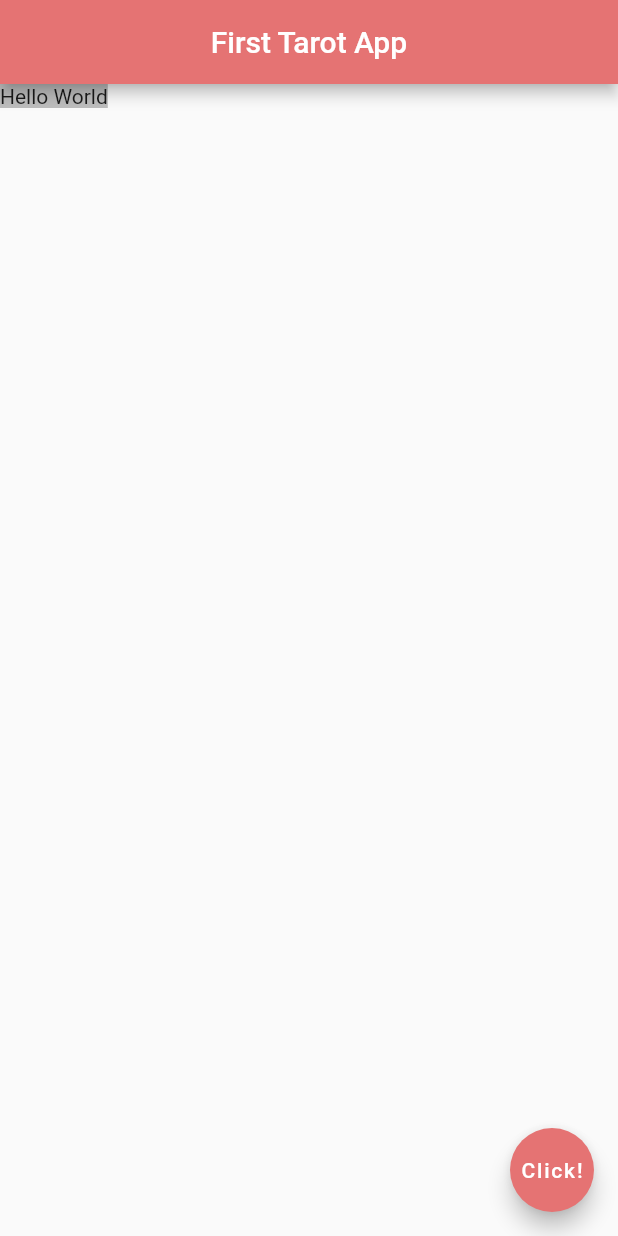
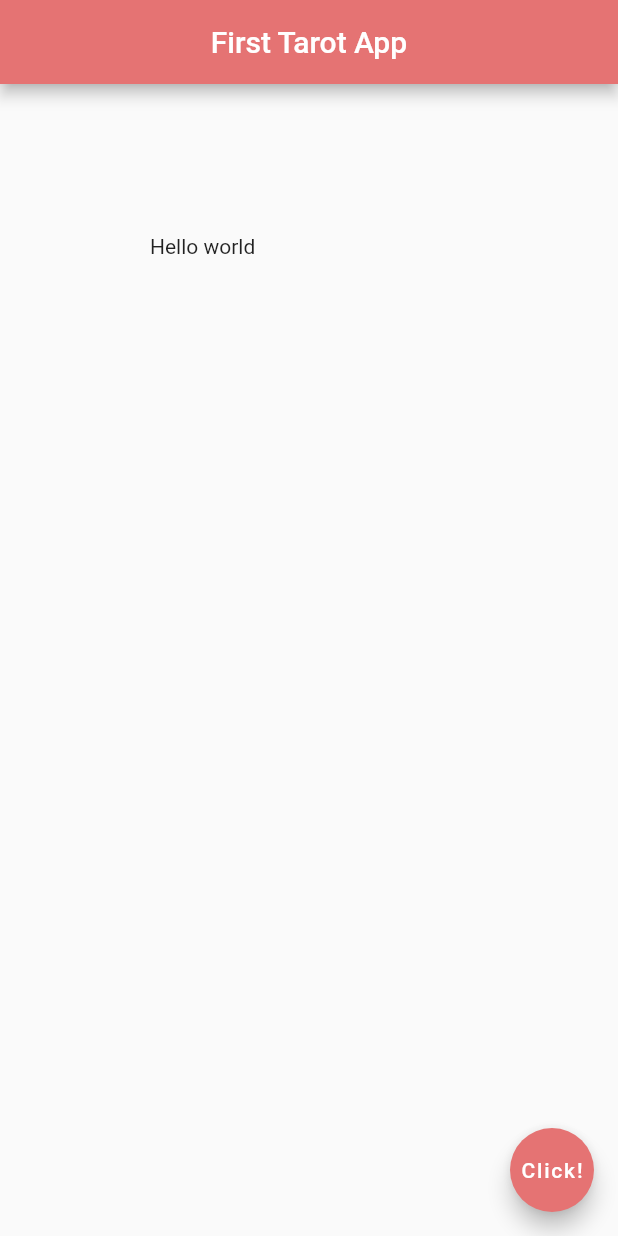
Before and after one commit to duy23092000/First_FlutterApp, a Flutter app: the screen it shows after launch, on a phone screen of 412 x 824 dp. Run offline on Flutter 3.47's test engine with Material 2 defaults, Android fonts, the phone set to English and light mode, and no system bars.

Commit message:
margin and padding learning

```diff
--- a/lib/main.dart
+++ b/lib/main.dart
@@ -15,10 +15,9 @@ class Home extends StatelessWidget {
         centerTitle: true,
         backgroundColor: Colors.red[300],
       ),
-      body: Container(
-        padding: EdgeInsets.,
-        child: Text('Hello World'),
-        color: Colors.grey[400],
+      body: Padding(
+        padding: EdgeInsets.all(100.0),
+        child: Text('Hello world'),
       ),
       floatingActionButton: FloatingActionButton(
         onPressed: () {},
```
